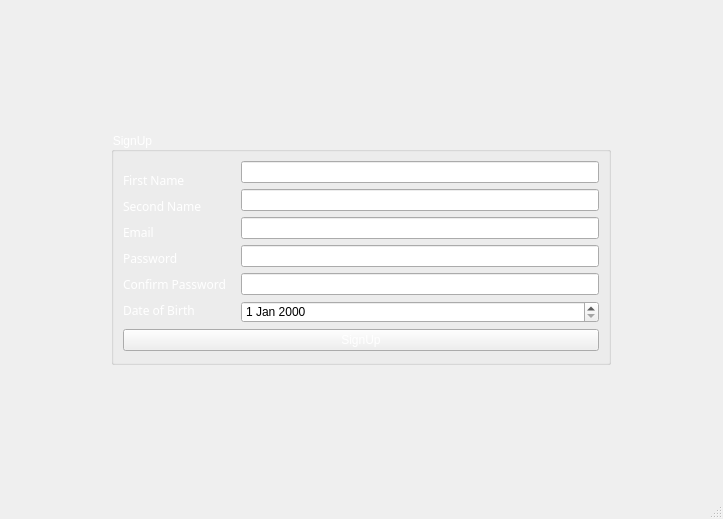
razashahid107/NOTEPAD-QT, file register.ui: the form before one commit.
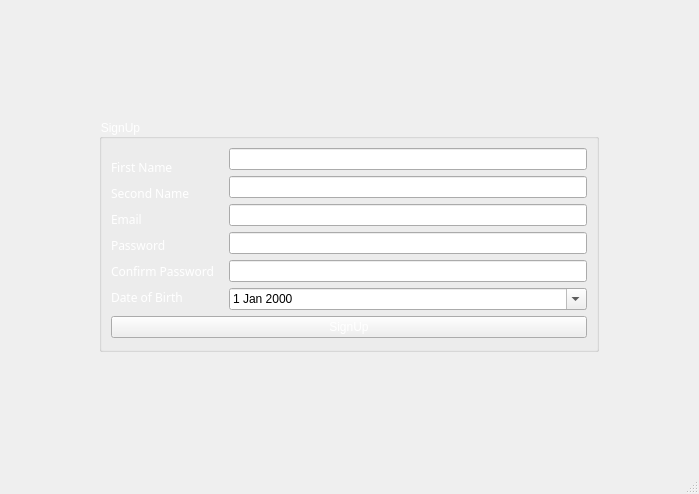
The form after the commit.

Diff of the .ui file:
```diff
--- a/register.ui
+++ b/register.ui
@@ -6,8 +6,8 @@
    <rect>
     <x>0</x>
     <y>0</y>
-    <width>723</width>
-    <height>519</height>
+    <width>699</width>
+    <height>494</height>
    </rect>
   </property>
   <property name="windowTitle">
@@ -183,6 +183,9 @@
              <property name="styleSheet">
               <string notr="true">color: rgb(0, 0, 0);</string>
              </property>
+             <property name="calendarPopup">
+              <bool>true</bool>
+             </property>
             </widget>
            </item>
           </layout>
```
Left out of the diff: 4 changed lines with no effect on the pictures.
